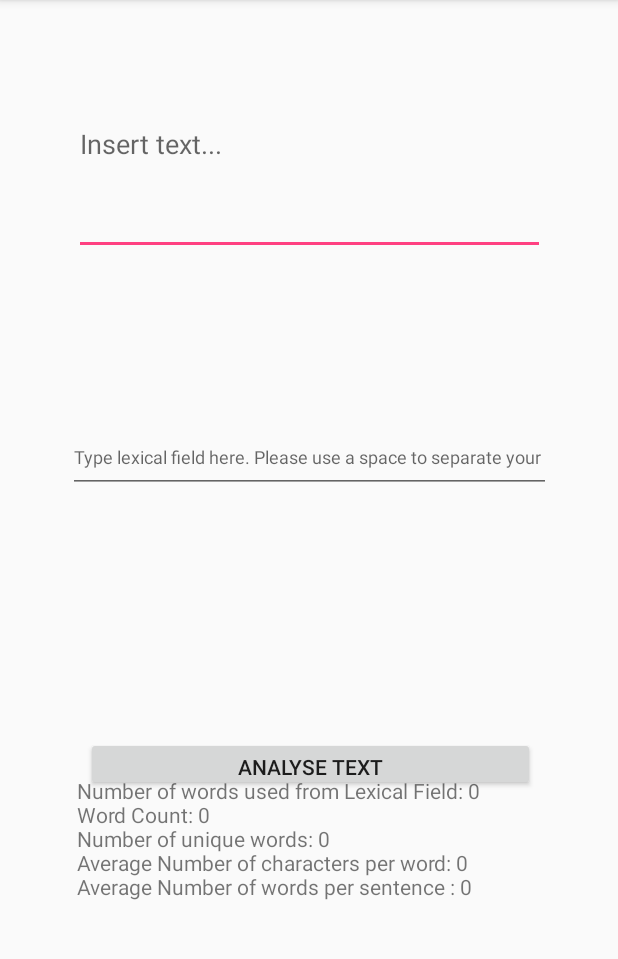
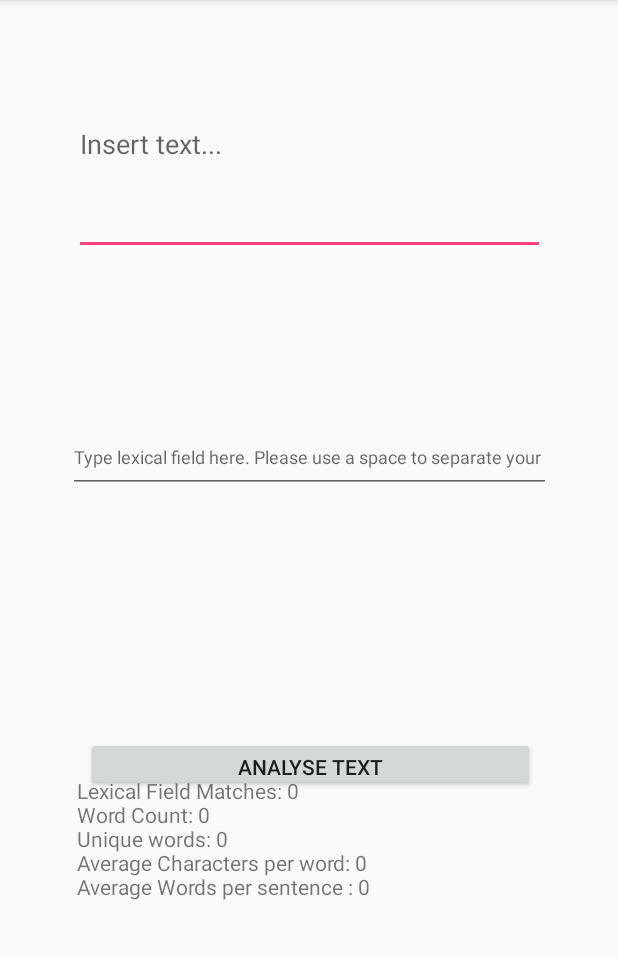
Before and after one commit to davinaSanders/FirstAndroidProject, an Android app: the CreativeActivity screen opened directly, with no data from a screen before it, after a tap on "ANALYSE TEXT", on a phone screen of 412 x 824 dp, the part 84-1043 px from its top. Run offline under Robolectric (Android 15) with nearby library versions, the phone set to English and light mode, and no system bars; 8 statements that could not run were skipped.

Commit message:
added to the set Text message on essay

```diff
--- a/app/src/main/java/com/codeshcool/writingaid/CreativeActivity.java
+++ b/app/src/main/java/com/codeshcool/writingaid/CreativeActivity.java
@@ -38,7 +38,7 @@ public class CreativeActivity extends AppCompatActivity {
         String userInput = insert.getText().toString();
 
         String userField = lexicalField.getText().toString();
-        creative.addLexicalField(userInput);
+        creative.addLexicalField(userField);
 
         int specialWords = creative.specialWordsCount(userInput);
         String stringSpecialWords = String.valueOf(specialWords);
@@ -55,11 +55,11 @@ public class CreativeActivity extends AppCompatActivity {
         int sentenceLength = creative.averageWordLength(userInput);
         String stringSentenceLength = String.valueOf(sentenceLength);
 
-        analysis.setText("Number of words used from Lexical Field: " + stringSpecialWords
+        analysis.setText("Lexical Field Matches: " + stringSpecialWords
                 + "\nWord Count: " + stringWordCount
-                + "\nNumber of unique words: " + stringUniqueWords
-                + "\nAverage Number of characters per word: " + stringWordLength
-                + "\nAverage Number of words per sentence : " + stringSentenceLength);
+                + "\nUnique words: " + stringUniqueWords
+                + "\nAverage Characters per word: " + stringWordLength
+                + "\nAverage Words per sentence : " + stringSentenceLength);
 
     }
 
--- a/app/src/main/java/com/codeshcool/writingaid/DiaryActivity.java
+++ b/app/src/main/java/com/codeshcool/writingaid/DiaryActivity.java
@@ -55,9 +55,9 @@ public class DiaryActivity extends AppCompatActivity {
 
         analysis.setText("Number of words used from Lexical Field: " + stringSpecialWords
                 + "\nWord Count: " + stringWordCount
-                + "\nNumber of unique words: " + stringUniqueWords
-                + "\nAverage Number of characters per word: " + stringWordLength
-                + "\nAverage Number of words per sentence : " + stringSentenceLength);
+                + "\nUnique words: " + stringUniqueWords
+                + "\nAverage Characters per word: " + stringWordLength
+                + "\nAverage Words per sentence : " + stringSentenceLength);
 
     }
 }
--- a/app/src/main/java/com/codeshcool/writingaid/EssayActivity.java
+++ b/app/src/main/java/com/codeshcool/writingaid/EssayActivity.java
@@ -43,7 +43,8 @@ public class EssayActivity extends AppCompatActivity {
         String userInput = insert.getText().toString();
         double result = essay.readabilityScore(userInput);
         String resultString = Double.toString(result);
-        analysis.setText(resultString);
+        analysis.setText("Readability score: " + resultString
+                        + "\nWord Count: " + );
 
     }
 
```
